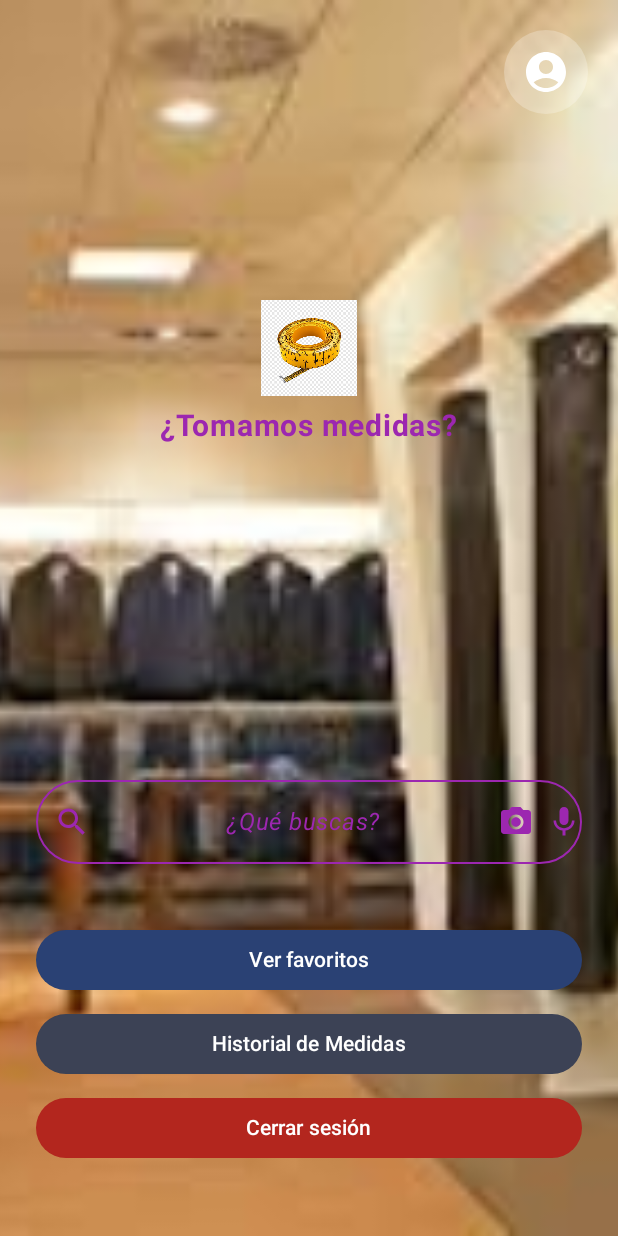
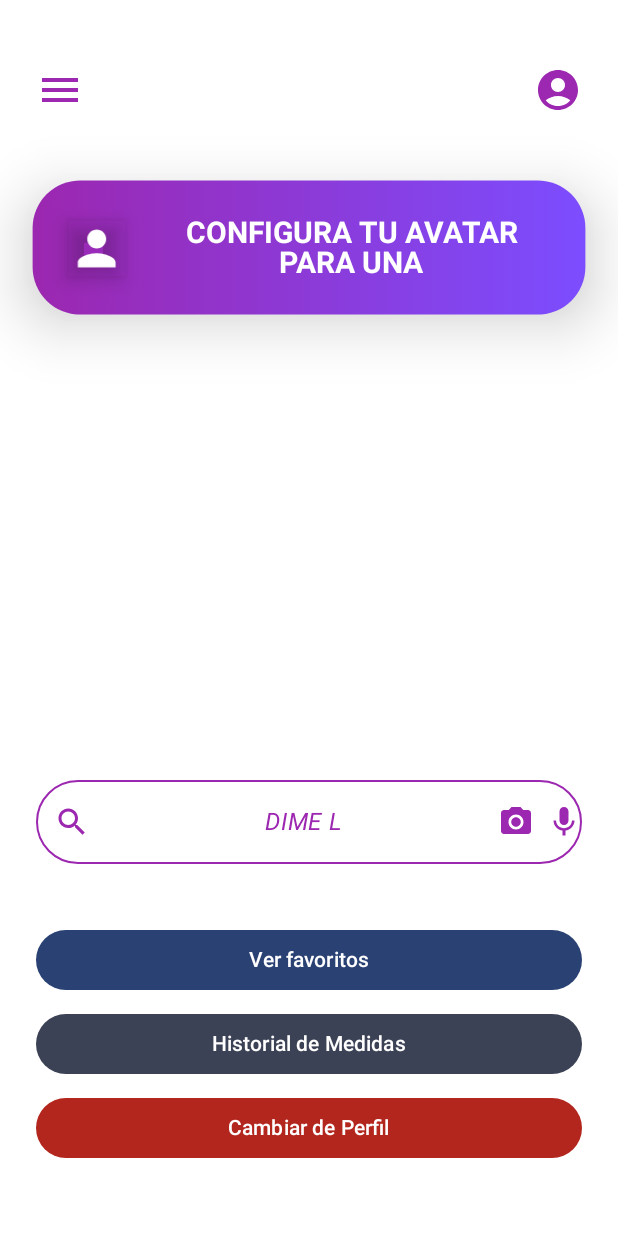
Before and after one commit to JaviiRoo/SmartFit, an Android app built with Jetpack Compose: the HomeScreen screen opened through its navigation route, on a phone screen of 412 x 824 dp. Run offline under Robolectric (Android 15) with nearby library versions, the phone set to English and light mode, and no system bars; our stand-ins replace Room's generated code.

Commit message:
Modificada y algo mejorada la pantalla home

```diff
--- a/app/src/main/java/com/rodriguez/smartfitv2/data/dao/ProfileDao.kt
+++ b/app/src/main/java/com/rodriguez/smartfitv2/data/dao/ProfileDao.kt
@@ -31,7 +31,7 @@ interface ProfileDao {
     @Query("SELECT * FROM profile WHERE gender = :profileType")
     suspend fun getProfileByType(profileType: String): List<Profile>
 
-    // Nuevo método para observar la lista de perfiles en tiempo real
+    // Lista de perfiles en tiempo real
     @Query("SELECT * FROM profile")
     fun getAllProfilesFlow(): Flow<List<Profile>>
 }
--- a/app/src/main/java/com/rodriguez/smartfitv2/navigation/AppNavigation.kt
+++ b/app/src/main/java/com/rodriguez/smartfitv2/navigation/AppNavigation.kt
@@ -43,7 +43,7 @@ fun AppNavigation(navController: NavHostController, profileRepository: ProfileRe
             CreateProfileScreen(navController, profileRepository)
         }
 
-        // Ruta para editar un perfil existente (¡NUEVO BLOQUE!)
+        // Ruta para editar un perfil existente
         composable(
             "createProfile/{profileId}",
             arguments = listOf(navArgument("profileId") { type = NavType.IntType })
--- a/app/src/main/java/com/rodriguez/smartfitv2/ui/home/HomeScreen.kt
+++ b/app/src/main/java/com/rodriguez/smartfitv2/ui/home/HomeScreen.kt
@@ -3,7 +3,7 @@ package com.rodriguez.smartfitv2.ui.home
 import android.util.Log
 import androidx.compose.animation.AnimatedVisibility
 import androidx.compose.animation.fadeIn
-import androidx.compose.foundation.Image
+import androidx.compose.animation.core.*
 import androidx.compose.foundation.background
 import androidx.compose.foundation.clickable
 import androidx.compose.foundation.layout.*
@@ -12,17 +12,23 @@ import androidx.compose.foundation.shape.RoundedCornerShape
 import androidx.compose.material.icons.Icons
 import androidx.compose.material.icons.filled.AccountCircle
 import androidx.compose.material.icons.filled.CameraAlt
+import androidx.compose.material.icons.filled.Menu
 import androidx.compose.material.icons.filled.Mic
+import androidx.compose.material.icons.filled.Person
 import androidx.compose.material.icons.filled.Search
 import androidx.compose.material3.*
 import androidx.compose.runtime.*
 import androidx.compose.ui.Alignment
 import androidx.compose.ui.Modifier
+import androidx.compose.ui.draw.alpha
 import androidx.compose.ui.draw.clip
+import androidx.compose.ui.draw.shadow
+import androidx.compose.ui.graphics.Brush
 import androidx.compose.ui.graphics.Color
 import androidx.compose.ui.graphics.graphicsLayer
 import androidx.compose.ui.layout.ContentScale
 import androidx.compose.ui.res.painterResource
+import androidx.compose.ui.text.*
 import androidx.compose.ui.text.font.FontStyle
 import androidx.compose.ui.text.font.FontWeight
 import androidx.compose.ui.text.style.TextAlign
@@ -31,6 +37,7 @@ import androidx.compose.ui.unit.sp
 import androidx.navigation.NavController
 import com.rodriguez.smartfitv2.R
 import com.rodriguez.smartfitv2.ui.theme.SmartFitv2Theme
+import kotlinx.coroutines.delay
 import kotlinx.coroutines.launch
 
 @Composable
@@ -41,74 +48,81 @@ fun HomeScreen(
 ) {
     SmartFitv2Theme {
         val scope = rememberCoroutineScope()
-        val scale = remember { androidx.compose.animation.core.Animatable(0.8f) }
+        val scale = remember { Animatable(0.8f) }
 
         LaunchedEffect(Unit) {
             scale.animateTo(
                 targetValue = 1f,
-                animationSpec = androidx.compose.animation.core.spring()
+                animationSpec = spring()
             )
         }
 
-        Box(modifier = Modifier.fillMaxSize()) {
-
-            // Imagen de fondo
+        Box(
+            modifier = Modifier
+                .fillMaxSize()
+                .background(Color.White)
+        ) {
+            // Si quieres un fondo blanco puro, comenta el siguiente bloque
+            /*
             Image(
                 painter = painterResource(id = R.drawable.fondoprobador2),
                 contentDescription = "Fondo",
                 contentScale = ContentScale.Crop,
                 modifier = Modifier.fillMaxSize()
             )
+            */
 
-            // Botón de perfil mejorado
-            Box(
+            // Fila superior: Menú hamburguesa a la izquierda y perfil a la derecha
+            Row(
                 modifier = Modifier
-                    .align(Alignment.TopEnd)
-                    .padding(20.dp)
-                    .size(56.dp)
+                    .fillMaxWidth()
+                    .padding(top = 36.dp, start = 16.dp, end = 16.dp), // BAJA ambos iconos para evitar la cámara
+                horizontalArrangement = Arrangement.SpaceBetween,
+                verticalAlignment = Alignment.CenterVertically
+            ) {
+                // Menú hamburguesa
+                IconButton(
+                    onClick = { /* TODO: abrir drawer o menú lateral */ },
+                    modifier = Modifier
+                        .size(48.dp)
+                        .clip(CircleShape)
+                        .background(Color.White.copy(alpha = 0.25f))
+                ) {
+                    Icon(
+                        imageVector = Icons.Filled.Menu,
+                        contentDescription = "Menú",
+                        tint = Color(0xFF9C27B0),
+                        modifier = Modifier.size(32.dp)
+                    )
+                }
+
+                // Botón de perfil
+                IconButton(
+                    onClick = { navController.navigate("profile") },
+                    modifier = Modifier
+                        .size(48.dp)
+                        .clip(CircleShape)
+                        .background(Color.White.copy(alpha = 0.25f))
                         .graphicsLayer(
                             scaleX = scale.value,
                             scaleY = scale.value
                         )
-                    .clip(CircleShape)
-                    .background(Color.White.copy(alpha = 0.25f))
-                    .clickable { navController.navigate("profile") },
-                contentAlignment = Alignment.Center
                 ) {
                     Icon(
                         imageVector = Icons.Default.AccountCircle,
                         contentDescription = "Perfil",
-                    tint = Color.White,
+                        tint = Color(0xFF9C27B0),
                         modifier = Modifier.size(32.dp)
                     )
                 }
+            }
 
-            // Cinta métrica + texto
-            AnimatedVisibility(
-                visible = true,
-                enter = fadeIn(),
-                modifier = Modifier.align(Alignment.TopCenter)
-            ) {
-                Column(
+            // Hero Button animado y llamativo (reemplaza la cinta métrica)
+            HeroTypewriterButton(
                 modifier = Modifier
-                        .fillMaxWidth()
-                        .padding(top = 200.dp),
-                    horizontalAlignment = Alignment.CenterHorizontally
-                ) {
-                    Image(
-                        painter = painterResource(id = R.drawable.cinta),
-                        contentDescription = "Cinta métrica",
-                        modifier = Modifier.size(64.dp)
+                    .align(Alignment.TopCenter)
+                    .padding(top = 120.dp) // BAJA el botón para que no choque con la cámara/notch
             )
-                    Text(
-                        text = "¿Tomamos medidas?",
-                        color = Color(0xFF9C27B0),
-                        fontSize = 20.sp,
-                        fontWeight = FontWeight.Bold,
-                        modifier = Modifier.padding(top = 8.dp)
-                    )
-                }
-            }
 
             // Botones inferiores
             AnimatedVisibility(
@@ -124,7 +138,7 @@ fun HomeScreen(
                         .padding(horizontal = 24.dp),
                     horizontalAlignment = Alignment.CenterHorizontally
                 ) {
-                    // Barra de búsqueda
+                    // Barra de búsqueda con placeholder animado
                     SearchBarWithIcons(
                         onSearchClick = { navController.navigate("catalog") },
                         onCameraClick = { navController.navigate("qrscanner") },
@@ -164,7 +178,7 @@ fun HomeScreen(
                             .padding(top = 8.dp),
                         colors = ButtonDefaults.buttonColors(containerColor = MaterialTheme.colorScheme.error)
                     ) {
-                        Text("Cerrar sesión", color = Color.White)
+                        Text("Cambiar de Perfil", color = Color.White)
                     }
                 }
             }
@@ -172,8 +186,8 @@ fun HomeScreen(
     }
 }
 
+@OptIn(ExperimentalMaterial3Api::class)
 @Composable
-@OptIn(ExperimentalMaterial3Api::class)
 fun SearchBarWithIcons(
     onSearchClick: () -> Unit,
     onCameraClick: () -> Unit,
@@ -185,12 +199,9 @@ fun SearchBarWithIcons(
         value = query,
         onValueChange = { query = it },
         placeholder = {
-            Text(
-                text = "¿Qué buscas?",
-                color = purple,
-                modifier = Modifier.fillMaxWidth(),
-                textAlign = TextAlign.Center,
-                fontStyle = FontStyle.Italic
+            TypewriterPlaceholder(
+                text = "DIME LO QUE BUSCAS",
+                color = purple
             )
         },
         leadingIcon = {
@@ -233,3 +244,175 @@ fun SearchBarWithIcons(
         singleLine = true
     )
 }
+
+@Composable
+fun TypewriterPlaceholder(
+    text: String,
+    color: Color,
+    speed: Long = 60L
+) {
+    var displayedText by remember { mutableStateOf("") }
+
+    // Animación infinita
+    LaunchedEffect(Unit) {
+        while (true) {
+            for (i in 1..text.length) {
+                displayedText = text.substring(0, i)
+                delay(speed)
+            }
+            delay(1000)
+            displayedText = ""
+            delay(400)
+        }
+    }
+
+    Text(
+        text = displayedText,
+        color = color,
+        modifier = Modifier.fillMaxWidth(),
+        textAlign = TextAlign.Center,
+        fontStyle = FontStyle.Italic
+    )
+}
+
+@Composable
+fun HeroTypewriterButton(
+    modifier: Modifier = Modifier,
+    onClick: () -> Unit = {}
+) {
+    val fullText = "CONFIGURA TU AVATAR PARA UNA EXPERIENCIA UNICA"
+    val typingSpeed = 100L
+    val blinkDuration = 2000L // tiempo que parpadea "UNICA" (en ms)
+    val blinkInterval = 400L
+
+    val uniqueWord = "UNICA"
+    val baseText = fullText.removeSuffix(uniqueWord)
+    val baseLength = baseText.length
+    val totalLength = fullText.length
+
+    var displayedText by remember { mutableStateOf("") }
+    var blinking by remember { mutableStateOf(false) }
+    var blinkVisible by remember { mutableStateOf(true) }
+
+    // Animación de escala (rebote)
+    val scale = remember { Animatable(0.8f) }
+    LaunchedEffect(Unit) {
+        scale.animateTo(
+            1.1f,
+            animationSpec = spring(dampingRatio = Spring.DampingRatioMediumBouncy)
+        )
+        scale.animateTo(
+            1f,
+            animationSpec = tween(durationMillis = 300)
+        )
+    }
+
+    // Animación de resplandor
+    val infiniteTransition = rememberInfiniteTransition(label = "glow")
+    val glow by infiniteTransition.animateFloat(
+        initialValue = 0.95f,
+        targetValue = 1.08f,
+        animationSpec = infiniteRepeatable(
+            animation = tween(1200, easing = FastOutSlowInEasing),
+            repeatMode = RepeatMode.Reverse
+        ), label = "glowAnim"
+    )
+
+    // Efecto máquina de escribir + parpadeo
+    LaunchedEffect(Unit) {
+        while (true) {
+            // Escribir texto carácter a carácter
+            for (i in 1..totalLength) {
+                displayedText = fullText.substring(0, i)
+                delay(typingSpeed)
+            }
+            // Parpadeo de "UNICA"
+            blinking = true
+            repeat((blinkDuration / blinkInterval).toInt()) {
+                blinkVisible = true
+                delay(blinkInterval / 2)
+                blinkVisible = false
+                delay(blinkInterval / 2)
+            }
+            blinking = false
+            // Borrar texto y reiniciar
+            displayedText = ""
+            delay(400)
+        }
+    }
+
+    // Construir el texto con parpadeo de "UNICA"
+    val annotatedString = buildAnnotatedString {
+        if (displayedText.length <= baseLength) {
+            append(displayedText)
+        } else if (displayedText.length < totalLength) {
+            append(displayedText)
+        } else {
+            append(baseText)
+            withStyle(
+                style = SpanStyle(
+                    color = Color.White.copy(alpha = if (blinking && !blinkVisible) 0f else 1f),
+                    fontWeight = FontWeight.Bold
+                )
+            ) {
+                append(uniqueWord)
+            }
+        }
+    }
+
+    Box(
+        modifier = modifier
+            .shadow(24.dp, RoundedCornerShape(32.dp), ambientColor = Color(0xFF9C27B0).copy(alpha = 0.3f))
+            .graphicsLayer {
+                scaleX = scale.value * glow
+                scaleY = scale.value * glow
+            }
+            .fillMaxWidth(0.9f)
+            .height(90.dp)
+            .background(
+                brush = Brush.horizontalGradient(
+                    colors = listOf(Color(0xFF9C27B0), Color(0xFF7C4DFF))
+                ),
+                shape = RoundedCornerShape(32.dp)
+            ),
+        contentAlignment = Alignment.Center
+    ) {
+        Button(
+            onClick = onClick,
+            modifier = Modifier
+                .fillMaxSize(),
+            shape = RoundedCornerShape(32.dp),
+            colors = ButtonDefaults.buttonColors(
+                containerColor = Color.Transparent
+            ),
+            elevation = ButtonDefaults.buttonElevation(defaultElevation = 0.dp)
+        ) {
+            Row(
+                verticalAlignment = Alignment.CenterVertically,
+                horizontalArrangement = Arrangement.Center,
+                modifier = Modifier.fillMaxWidth()
+            ) {
+                Icon(
+                    imageVector = Icons.Filled.Person,
+                    contentDescription = "Avatar",
+                    tint = Color.White,
+                    modifier = Modifier
+                        .size(38.dp)
+                        .graphicsLayer {
+                            shadowElevation = 12f
+                        }
+                )
+                Spacer(modifier = Modifier.width(18.dp))
+                Text(
+                    text = annotatedString,
+                    color = Color.White,
+                    fontSize = 20.sp,
+                    fontWeight = FontWeight.Bold,
+                    textAlign = TextAlign.Center,
+                    maxLines = 3,
+                    modifier = Modifier.fillMaxWidth()
+                )
+            }
+        }
+    }
+}
```
Also changed, not shown: app/src/main/res/drawable/logoempresa.JPG (added). Lines whose indentation alone changed are shown as unchanged.
